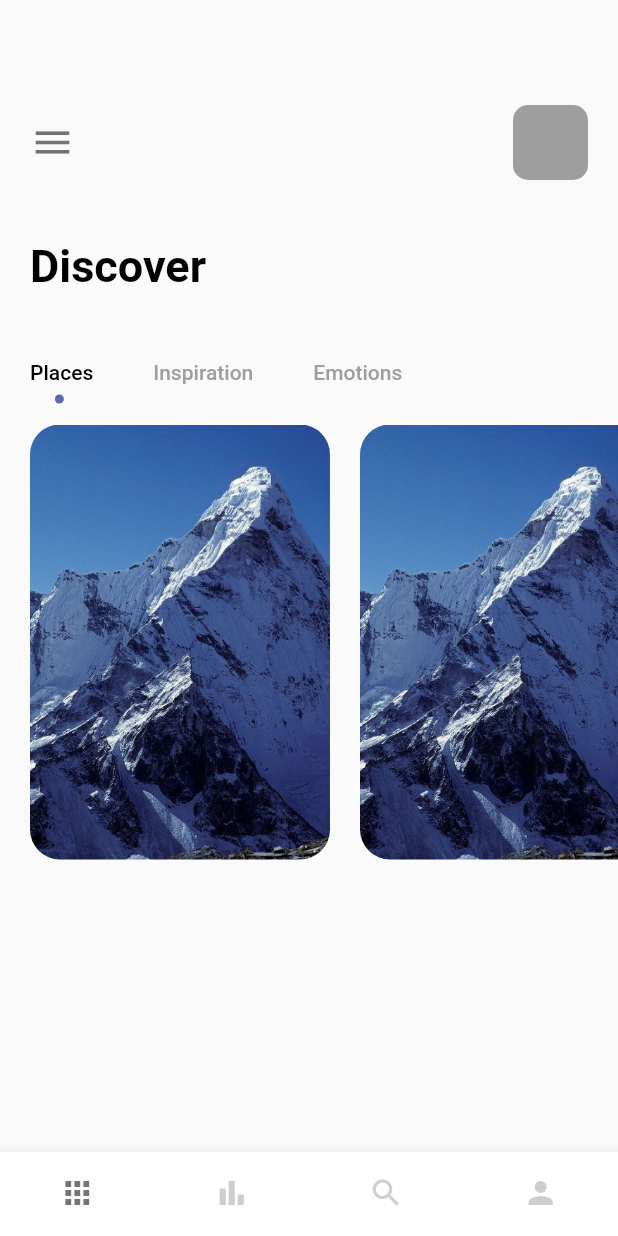
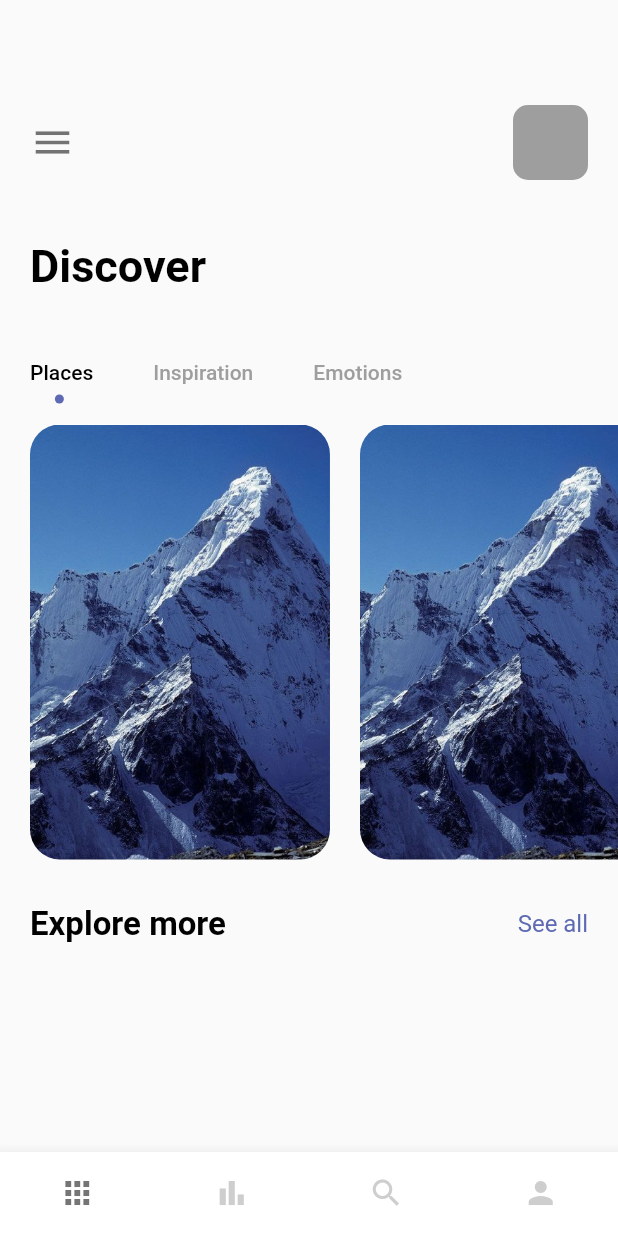
Before and after one commit to Jos620/travel_app, a Flutter app: the screen it shows after launch, on a phone screen of 412 x 824 dp. Run offline on Flutter 3.47's test engine with Material 2 defaults, Android fonts, the phone set to English and light mode, and no system bars.

Commit message:
Add "See all" button

```diff
--- a/lib/pages/nav_pages/home_page.dart
+++ b/lib/pages/nav_pages/home_page.dart
@@ -3,6 +3,7 @@ import 'package:travel_app/constants/colors.dart';
 import 'package:travel_app/widgets/carousel/image_carousel.dart';
 import 'package:travel_app/widgets/misc/circle_tab_indicator.dart';
 import 'package:travel_app/widgets/typography/heading.dart';
+import 'package:travel_app/widgets/typography/text.dart';
 
 class HomePage extends StatefulWidget {
   const HomePage({Key? key}) : super(key: key);
@@ -96,7 +97,18 @@ class _HomePageState extends State<HomePage> with TickerProviderStateMixin {
                       const Center(child: Text('Emotions carousel')),
                     ],
                   ),
-                )
+                ),
+                Container(
+                  margin: const EdgeInsets.only(top: 30, left: 20, right: 20),
+                  child: Row(
+                    mainAxisAlignment: MainAxisAlignment.spaceBetween,
+                    crossAxisAlignment: CrossAxisAlignment.center,
+                    children: [
+                      HeadingBoldText(text: 'Explore more', size: 22,),
+                      AppText(text: 'See all', color: AppColors.mainColor,),
+                    ],
+                  ),
+                ),
               ],
             ),
           ],
```
